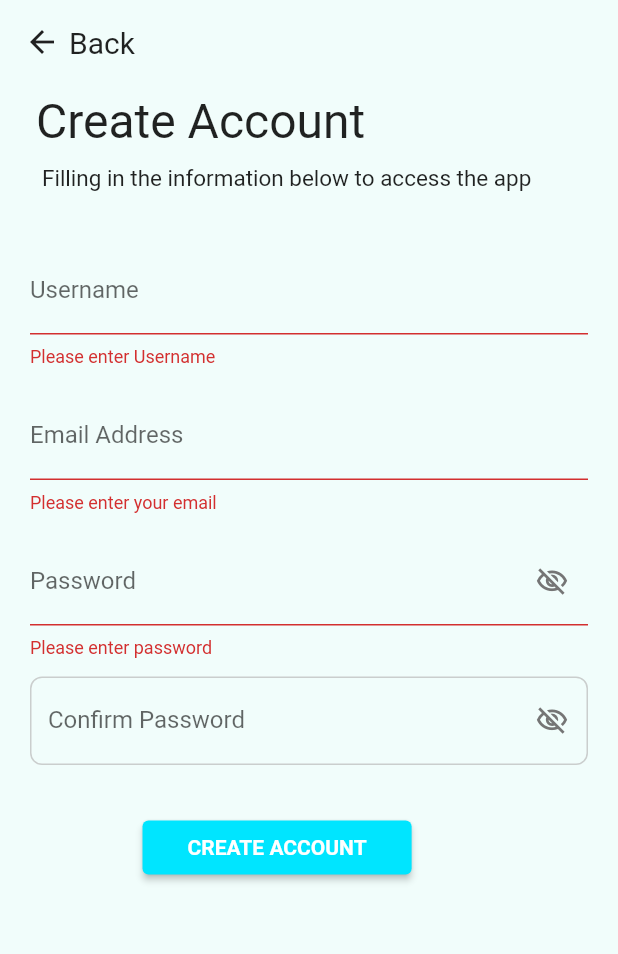
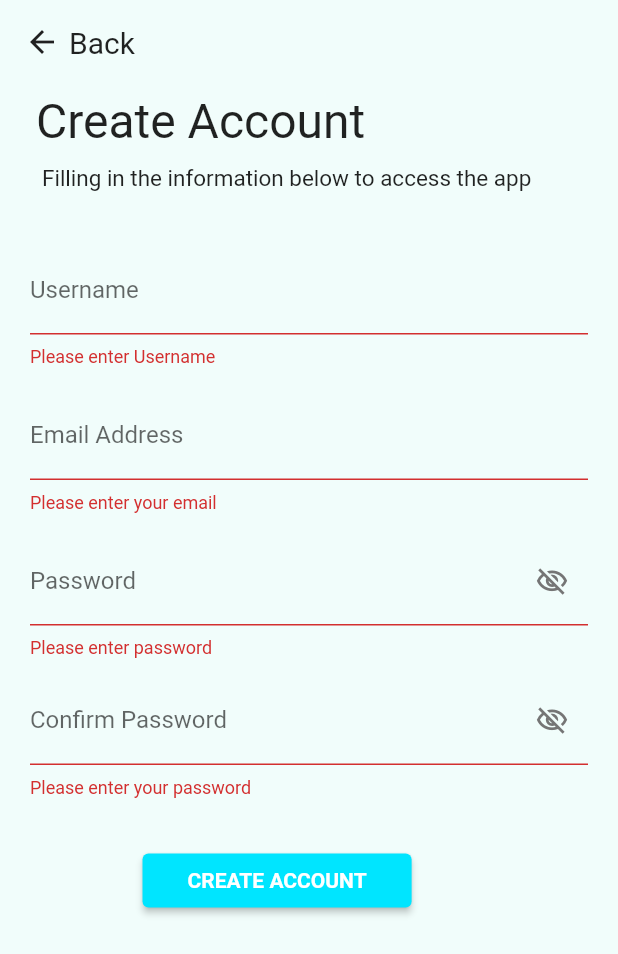
Before and after one commit to 20014013-LamHengYee/r3grow, a Flutter app: the SignUpPageWidget screen opened directly, after a tap on "CREATE ACCOUNT", on a phone screen of 412 x 824 dp. Shown: the top 954 px of the screen. Run offline on Flutter 3.47's test engine with Material 2 defaults, Android fonts, the phone set to English and light mode, and no system bars; our stand-ins replace animated_splash_screen, cloud_firestore, firebase_auth, firebase_core, fluttertoast; missing offline and left inert: flutter_dialogflow; accounts and stored records are empty; Roboto replaces fonts that are missing (Lexend Deca, Poppins).

```diff
--- a/lib/Login/signUpPage.dart
+++ b/lib/Login/signUpPage.dart
@@ -317,6 +317,9 @@ class _SignUpPageWidgetState extends State<SignUpPageWidget> {
                               // ),
                               autofocus: false,
                               validator: (value) {
+                                if (value!.isEmpty) {
+                                  return ("Please enter your password");
+                                }
                                 if (confirmPasswordController.text !=
                                     passwordController.text) {
                                   return "Password don't match";
```
